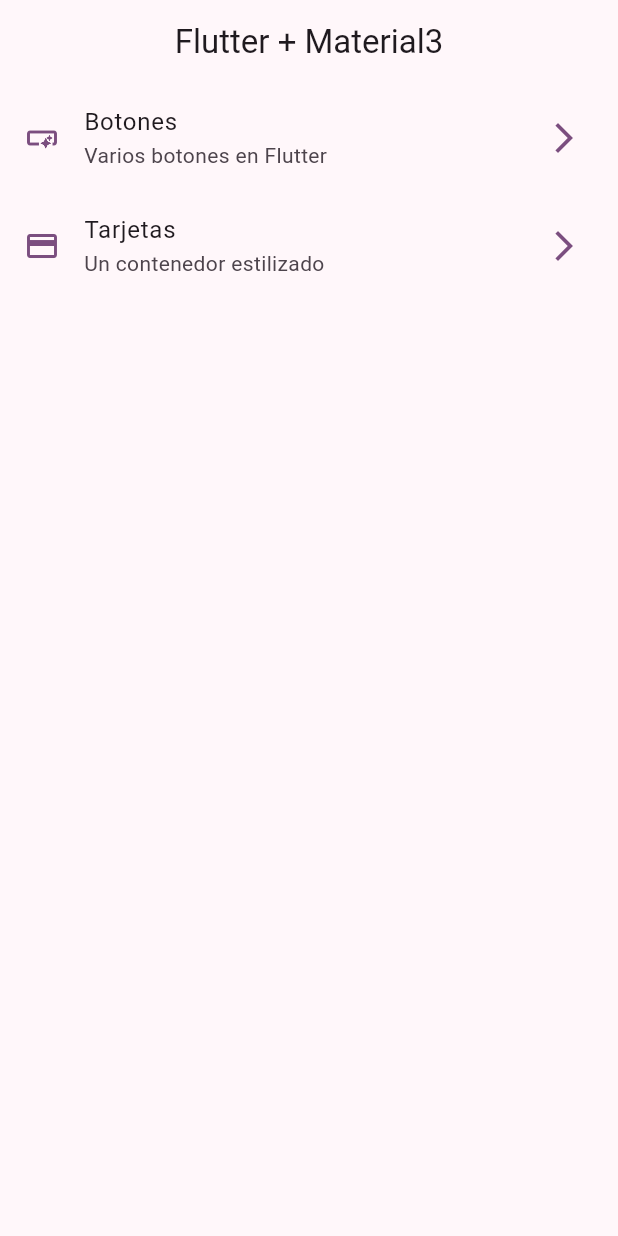
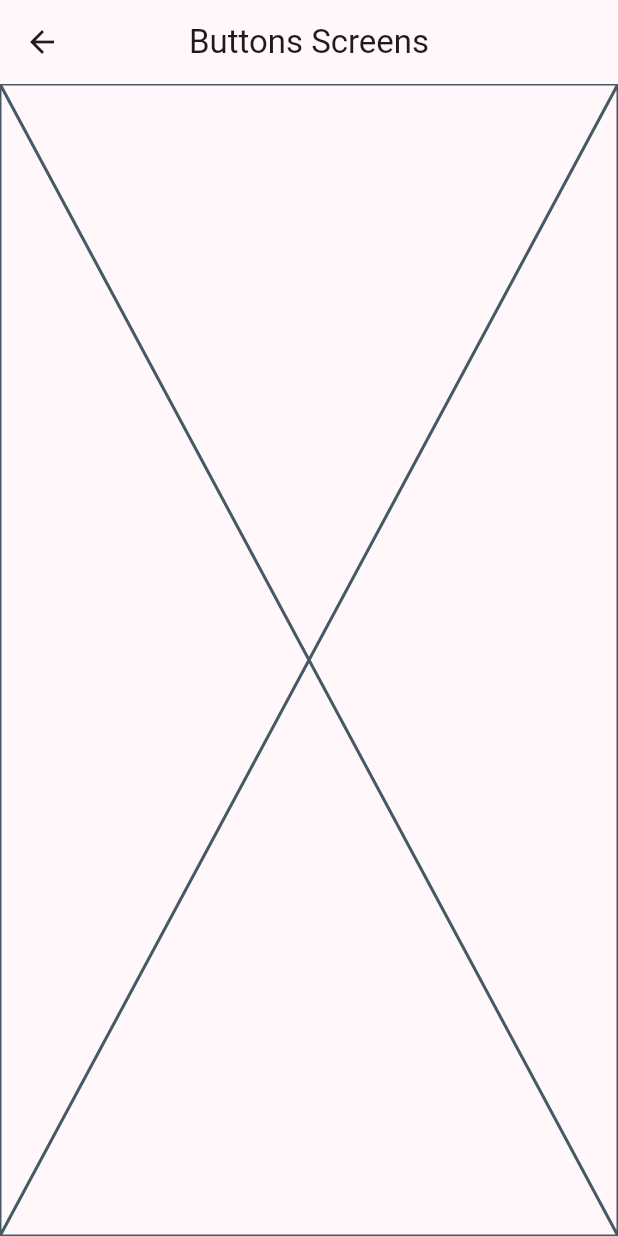
Before and after one commit to dayross/flutter_8, a Flutter app: the screen it shows after launch, after a tap on "Botones", on a phone screen of 412 x 824 dp. Run offline on Flutter 3.47's test engine with Material 3 defaults, Android fonts, the light colour scheme and no system bars.

Commit message:
Agregado de rutas basicas y de navegación entre pantallas

```diff
--- a/lib/config/menu/menu_items.dart
+++ b/lib/config/menu/menu_items.dart
@@ -17,11 +17,11 @@
   MenuItem(
       title: 'Botones',
       subtitle: 'Varios botones en Flutter',
-      link: 'https',
+      link: '/buttons',
       icon: Icons.smart_button_outlined),
   MenuItem(
       title: 'Tarjetas',
       subtitle: 'Un contenedor estilizado',
-      link: 'card.com',
+      link: '/cards',
       icon: Icons.credit_card),
 ];
--- a/lib/main.dart
+++ b/lib/main.dart
@@ -1,5 +1,7 @@
 import 'package:flutter/material.dart';
 import 'package:flutter_8/config/theme/app_theme.dart';
+import 'package:flutter_8/presentation/screens/buttons/buttons_screens.dart';
+import 'package:flutter_8/presentation/screens/cards/cards_screen.dart';
 
 import 'presentation/screens/home/home_screen.dart';
 
@@ -16,6 +18,10 @@
       debugShowCheckedModeBanner: false,
       theme: AppTheme(selectedColor: 0).getTheme(),
       home: const HomeScreen(),
+      routes: {
+        '/buttons': (context) => const ButtonsScreens(),
+        '/cards': (context) => const CardsScreen(),
+      },
     );
   }
 }
--- /dev/null
+++ b/lib/presentation/screens/buttons/buttons_screens.dart
@@ -0,0 +1,16 @@
+import 'package:flutter/material.dart';
+
+class ButtonsScreens extends StatelessWidget {
+  const ButtonsScreens({super.key});
+
+  @override
+  Widget build(BuildContext context) {
+    return Scaffold(
+      appBar: AppBar(
+        centerTitle: true,
+        title: const Text('Buttons Screens'),
+      ),
+      body: const Placeholder(),
+    );
+  }
+}
--- a/lib/presentation/screens/home/home_screen.dart
+++ b/lib/presentation/screens/home/home_screen.dart
@@ -1,5 +1,6 @@
 import 'package:flutter/material.dart';
 import 'package:flutter_8/config/menu/menu_items.dart';
+import 'package:flutter_8/presentation/screens/buttons/buttons_screens.dart';
 
 class HomeScreen extends StatelessWidget {
   const HomeScreen({super.key});
@@ -54,6 +55,12 @@
       subtitle: Text(items.subtitle),
       onTap: () {
         // tODO mandar a otras pantallas
+/*           Navigator.of(context).push(
+            MaterialPageRoute(
+              builder: (context) => const ButtonsScreens(),
+            ),
+          ); */
+        Navigator.pushNamed(context, items.link);
       },
     );
   }
```
Also changed, not shown: lib/presentation/screens/cards/cards_screen.dart (added, +16 -0 lines).
